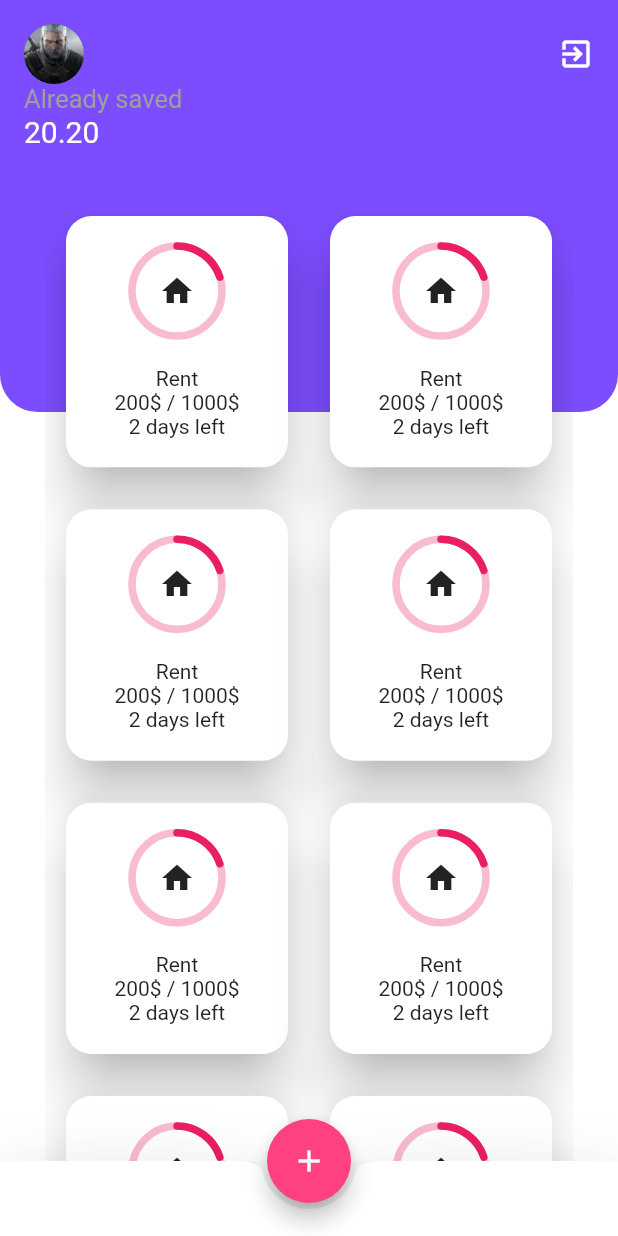
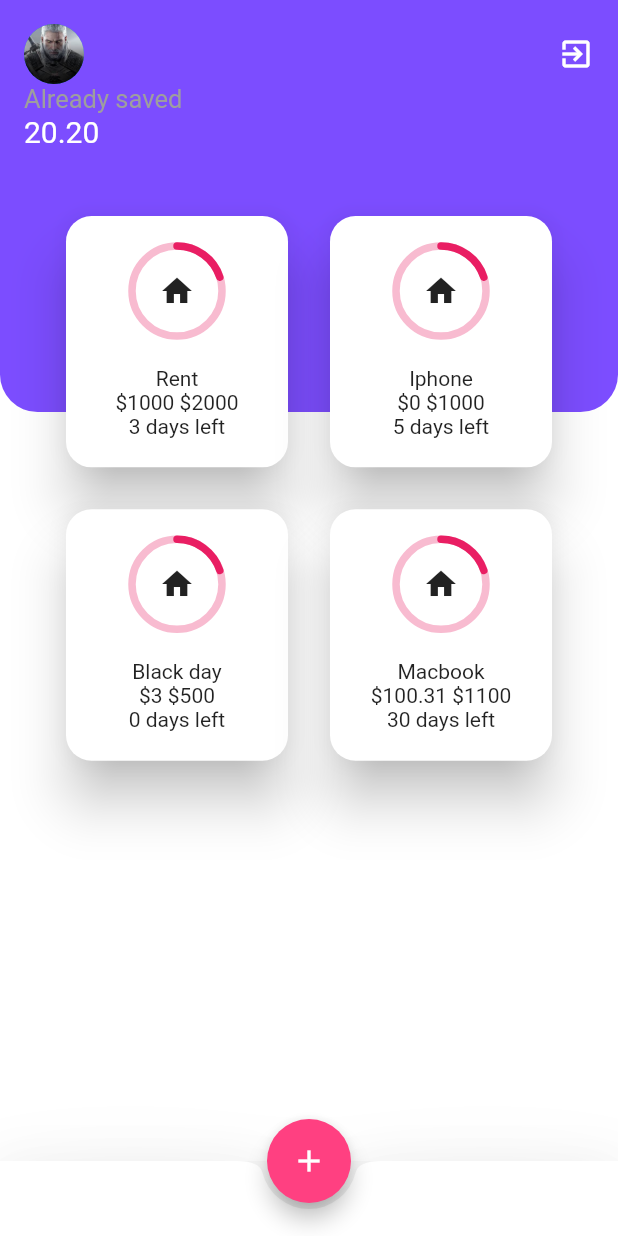
Before and after one commit to Markusha1/pub_v2_flutter, a Flutter app: the MainScreen screen opened directly, on a phone screen of 412 x 824 dp. Run offline on Flutter 3.47's test engine with Material 2 defaults, Android fonts, the phone set to English and light mode, and no system bars.

Commit message:
Add minor changes

```diff
--- a/lib/MainScreen.dart
+++ b/lib/MainScreen.dart
@@ -1,5 +1,7 @@
 import 'package:flutter/material.dart';
 import 'package:pub/ProgressPainter.dart';
+
+import 'AddNewGoal.dart';
 
 class MainScreen extends StatelessWidget {
   @override
@@ -13,7 +15,98 @@ class MainScreen extends StatelessWidget {
             ),
             Align(
               alignment: Alignment(0, -1),
+              child: _InformationPanel()
+            ),
+            Align(
+              alignment: Alignment(0, 0),
               child: Container(
+                padding: EdgeInsets.only(top: 130, left: 30, right: 30),
+                child: GridView.count(
+                  childAspectRatio: 0.9,
+                  crossAxisCount: 2,
+                  children: <Widget>[
+                    ChipItem(title: "Rent", balance: 1000.0, goal: 2000, daysLeft: 3),
+                    ChipItem(title: "Iphone", balance: 0, goal: 1000, daysLeft: 5),
+                    ChipItem(title: "Black day", balance: 3, goal: 500, daysLeft: 0),
+                    ChipItem(title: "Macbook", balance: 100.31, goal: 1100, daysLeft: 30),
+                  ],
+                ),
+              ),
+            ),
+          ],
+        ),
+      ),
+      floatingActionButton: FloatingActionButton(
+        child: Icon(Icons.add),
+        backgroundColor: Colors.pinkAccent,
+        onPressed: (){
+          _addNewItem(context);
+        }
+      ),
+      floatingActionButtonLocation: FloatingActionButtonLocation.centerDocked,
+      bottomNavigationBar: BottomAppBar(
+        shape: CircularNotchedRectangle(),
+        child: Container(height: 50),
+        elevation: 30,
+      ),
+    );
+  }
+}
+void _addNewItem(BuildContext context){
+  Navigator.push(context, MaterialPageRoute(builder: (context) => GoalScreen()));
+}
+
+class ChipItem extends StatefulWidget {
+  final String title;
+  final double balance;
+  final double goal;
+  final int daysLeft;
+
+  ChipItem({this.title, this.balance, this.goal, this.daysLeft});
+
+  @override
+  _ChipItemState createState() => _ChipItemState();
+}
+
+class _ChipItemState extends State<ChipItem> {
+  dynamic div(double a){
+    if (a % 1 == 0) return a.toInt();
+    else return a;
+  }
+  @override
+  Widget build(BuildContext context) {
+    return Container(
+      padding: EdgeInsets.all(10),
+      child: Card(
+        elevation: 15,
+        shape: RoundedRectangleBorder(borderRadius: BorderRadius.circular(17)),
+        child: Column(
+          children: <Widget>[
+            Container(
+              height: 100,
+              width: 200,
+              child: CustomPaint(
+                foregroundPainter: ProgressPainter(currentProgress: 20, outerColor: Color(0xFFf8bbd0), progressColor: Color(0xFFe91e63)),
+                child: Icon(Icons.home),
+              ),
+            ),
+            Text("${widget.title}"),
+            Text("\$${div(widget.balance)} \$${div(widget.goal)}"),
+            Text("${widget.daysLeft} days left")
+          ],
+        ),
+      ),
+    );
+  }
+}
+
+
+
+class _InformationPanel extends StatelessWidget {
+
+  @override
+  Widget build(BuildContext context) {
+    return Container(
                 padding: EdgeInsets.all(16),
                 decoration: BoxDecoration(borderRadius: BorderRadius.only(bottomLeft: Radius.circular(25), bottomRight: Radius.circular(25)), color: Colors.deepPurpleAccent),
                 width: MediaQuery.of(context).size.width,
@@ -41,91 +134,6 @@ class MainScreen extends StatelessWidget {
                         child: Text("20.20", style: TextStyle(fontSize: 20, color: Colors.white))),
                   ],
                 ),
-              )
-            ),
-            Align(
-              alignment: Alignment(0, 0),
-              child: Container(
-                padding: EdgeInsets.only(top: 130, left: 30, right: 30),
-                child: GridView.count(
-                  childAspectRatio: 0.9,
-                  crossAxisCount: 2,
-                  children: <Widget>[
-                    ChipItem(),
-                    ChipItem(),
-                    ChipItem(),
-                    ChipItem(),
-                    ChipItem(),
-                    ChipItem(),
-                    ChipItem(),
-                    ChipItem(),
-                    ChipItem(),
-                  ],
-                ),
-              ),
-            ),
-          ],
-        ),
-      ),
-      floatingActionButton: FloatingActionButton(
-        child: Icon(Icons.add),
-        backgroundColor: Colors.pinkAccent,
-      ),
-      floatingActionButtonLocation: FloatingActionButtonLocation.centerDocked,
-      bottomNavigationBar: BottomAppBar(
-        shape: CircularNotchedRectangle(),
-        child: Container(height: 50),
-        elevation: 30,
-      ),
-    );
+              );
   }
 }
-
-class ChipItem extends StatefulWidget {
-  @override
-  _ChipItemState createState() => _ChipItemState();
-}
-
-class _ChipItemState extends State<ChipItem> {
-  @override
-  Widget build(BuildContext context) {
-    return Container(
-      padding: EdgeInsets.all(10),
-      child: Card(
-        elevation: 15,
-        shape: RoundedRectangleBorder(borderRadius: BorderRadius.circular(17)),
-        child: Column(
-          children: <Widget>[
-            Container(
-              height: 100,
-              width: 200,
-              child: CustomPaint(
-                foregroundPainter: ProgressPainter(currentProgress: 20, outerColor: Color(0xFFf8bbd0), progressColor: Color(0xFFe91e63)),
-                child: Icon(Icons.home),
-              ),
-            ),
-            Text("Rent"),
-            Text("200\$ / 1000\$"),
-            Text("2 days left")
-          ],
-        ),
-      ),
-    );
-  }
-}
-
-
-
-class _InformationPanel extends StatelessWidget {
-  final _width;
-  final _height;
-
-  const _InformationPanel(this._width, this._height);
-  @override
-  Widget build(BuildContext context) {
-    return Container(
-      width: _width,
-      height: _height,
-    );
-  }
-}
--- a/pubspec.yaml
+++ b/pubspec.yaml
@@ -20,8 +20,8 @@ dependencies:
   flutter:
     sdk: flutter
   equatable: ^1.0.1
-  flutter_bloc: ^2.1.1
-  bloc: ^2.0.0
+  flutter_bloc: ^3.0.0
+  bloc: ^3.0.0
   meta: ^1.1.8
 
   # The following adds the Cupertino Icons font to your application.
```
Also changed, not shown: lib/AddNewGoal.dart (added, +46 -0 lines), pubspec.lock.
